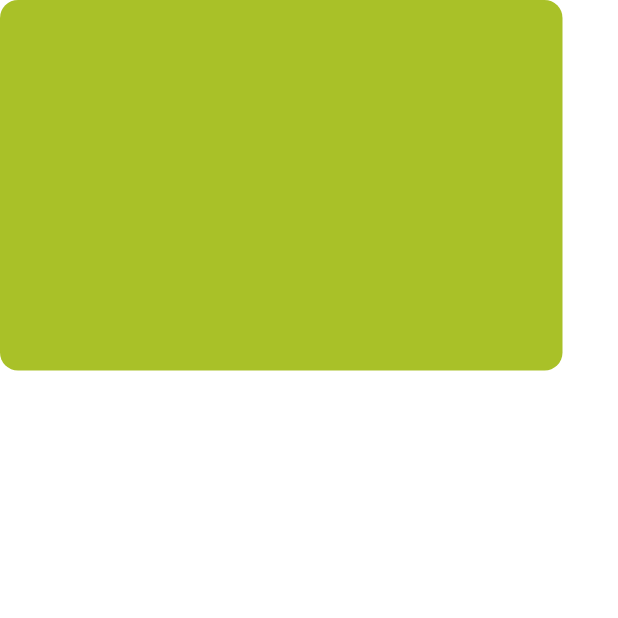
After one commit to Developer-Waqas/Flutter-Fitness-App, a Flutter app: the DashboardScreen screen opened by its route, on a phone screen of 412 x 824 dp, the top half of it. The commit adds this screen. Run offline on Flutter 3.47's test engine with Material 3 defaults, Android fonts, the phone set to English and light mode, and no system bars; our stand-ins replace get, pinput.

Commit message:
dashbaord screen added

```diff
--- a/lib/utils/routes/app_routes.dart
+++ b/lib/utils/routes/app_routes.dart
@@ -6,5 +6,6 @@ class AppRoutes {
   static const String register = '/register';
   static const String forgot = '/forgot';
   static const String verify = '/verify';
+  static const String dashboard = '/dashboard';
 
 }
--- a/lib/utils/routes/generate_routes.dart
+++ b/lib/utils/routes/generate_routes.dart
@@ -1,3 +1,5 @@
+
+import 'package:code_alpha_fitness_app/views/screens/dashboard_screen/dashboard_screen.dart';
 
 import '../../constants/app_linker/app_linker.dart';
 
@@ -32,6 +34,10 @@ class GenerateRoutes {
           name: AppRoutes.verify,
           page: () => VerifyAccountScreen(),
           curve: Curves.easeInOut),
+      GetPage(
+          name: AppRoutes.dashboard,
+          page: () => DashboardScreen(),
+          curve: Curves.easeInOut),
     ];
   }
 }
--- /dev/null
+++ b/lib/views/screens/dashboard_screen/dashboard_screen.dart
@@ -0,0 +1,18 @@
+import 'package:code_alpha_fitness_app/constants/app_linker/app_linker.dart';
+
+class DashboardScreen extends StatelessWidget {
+  const DashboardScreen({super.key});
+
+  @override
+  Widget build(BuildContext context) {
+    return Scaffold(
+      backgroundColor: AppColors.whiteColor,
+      body: Container(
+        height: 247,
+        width: 375,
+        decoration: BoxDecoration(
+            color: AppColors.primary, borderRadius: BorderRadius.circular(12)),
+      ),
+    );
+  }
+}
```
